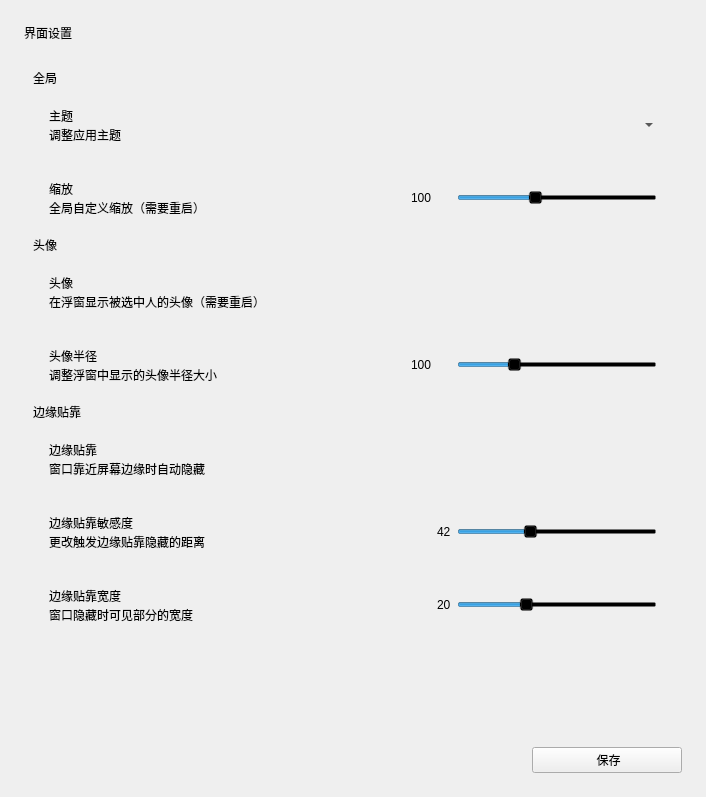
Before: the Qt Designer form ui/settings/widget.ui in windyslime/RandPicker-1, drawn with Qt 5.
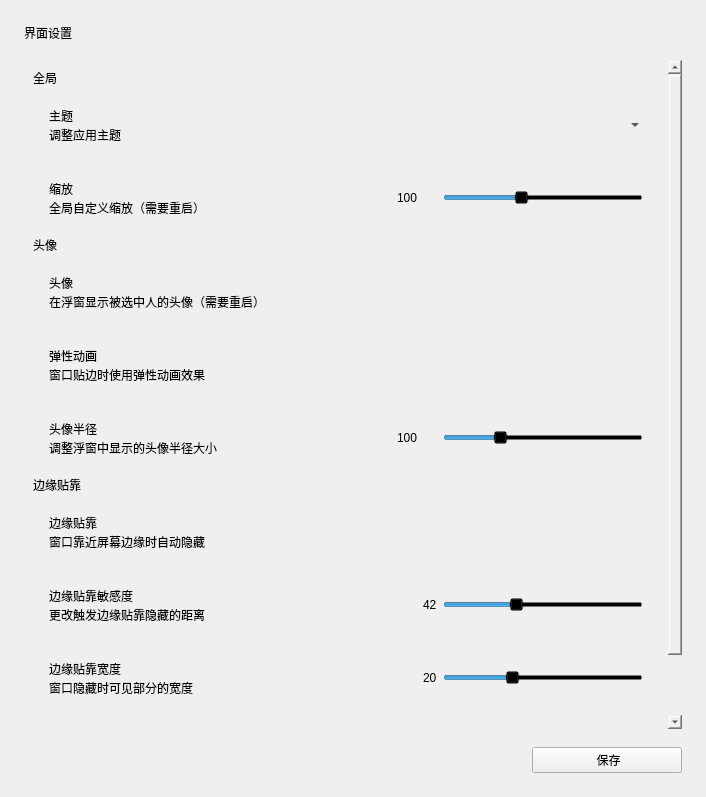
After: the same form once the commit is applied. Custom widgets are drawn as their Qt base class.

Commit message:
feat: 弹性动画 (#7)
窗口贴边（后）弹出增加弹性动画效果，整合文件导入功能

---------

The edit to the form file:
```diff
--- a/ui/settings/widget.ui
+++ b/ui/settings/widget.ui
@@ -332,6 +332,78 @@
            </layout>
           </widget>
          </item>
+         <item>
+          <widget class="CardWidget" name="CardWidget_5">
+           <property name="minimumSize">
+            <size>
+             <width>0</width>
+             <height>70</height>
+            </size>
+           </property>
+           <layout class="QHBoxLayout" name="horizontalLayout_5">
+            <property name="leftMargin">
+             <number>16</number>
+            </property>
+            <property name="topMargin">
+             <number>16</number>
+            </property>
+            <property name="rightMargin">
+             <number>16</number>
+            </property>
+            <property name="bottomMargin">
+             <number>16</number>
+            </property>
+            <item>
+             <layout class="QVBoxLayout" name="verticalLayout_8">
+              <property name="spacing">
+               <number>0</number>
+              </property>
+              <item>
+               <widget class="StrongBodyLabel" name="StrongBodyLabel_5">
+                <property name="text">
+                 <string>弹性动画</string>
+                </property>
+               </widget>
+              </item>
+              <item>
+               <widget class="CaptionLabel" name="CaptionLabel_13">
+                <property name="text">
+                 <string>窗口贴边时使用弹性动画效果</string>
+                </property>
+                <property name="lightColor" stdset="0">
+                 <color alpha="150">
+                  <red>0</red>
+                  <green>0</green>
+                  <blue>0</blue>
+                 </color>
+                </property>
+                <property name="darkColor" stdset="0">
+                 <color alpha="200">
+                  <red>255</red>
+                  <green>255</green>
+                  <blue>255</blue>
+                 </color>
+                </property>
+               </widget>
+              </item>
+             </layout>
+            </item>
+            <item>
+             <widget class="SwitchButton" name="elastic_animation">
+              <property name="sizePolicy">
+               <sizepolicy hsizetype="Maximum" vsizetype="Fixed">
+                <horstretch>0</horstretch>
+                <verstretch>0</verstretch>
+               </sizepolicy>
+              </property>
+              <property name="text">
+               <string/>
+              </property>
+             </widget>
+            </item>
+           </layout>
+          </widget>
+         </item>
          <item>
           <widget class="CardWidget" name="CardWidget_4">
            <property name="minimumSize">
```
The commit also changes 7 other files.
